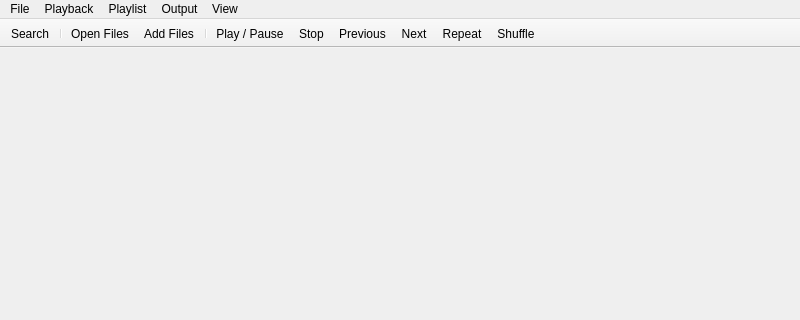
Above: src/qtui/main_window.ui from audacious-media-player/audacious-plugins before the change; both pictures show x 0 to 800 and y 0 to 320 of the 800 by 500 pixel window. Below: the same form after it.
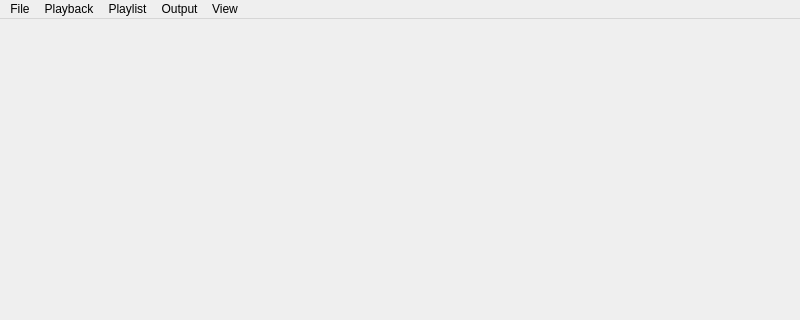
That is the form after the change. Icons and pictures are not drawn.

Commit message: qtui: move toolbar from qt designer control

The edit to the form file:
```diff
--- a/src/qtui/main_window.ui
+++ b/src/qtui/main_window.ui
@@ -29,40 +29,6 @@
     </property>
    </layout>
   </widget>
-  <widget class="QToolBar" name="toolBar">
-   <property name="contextMenuPolicy">
-    <enum>Qt::PreventContextMenu</enum>
-   </property>
-   <property name="movable">
-    <bool>false</bool>
-   </property>
-   <property name="iconSize">
-    <size>
-     <width>22</width>
-     <height>22</height>
-    </size>
-   </property>
-   <property name="toolButtonStyle">
-    <enum>Qt::ToolButtonIconOnly</enum>
-   </property>
-   <attribute name="toolBarArea">
-    <enum>TopToolBarArea</enum>
-   </attribute>
-   <attribute name="toolBarBreak">
-    <bool>false</bool>
-   </attribute>
-   <addaction name="actionSearch"/>
-   <addaction name="separator"/>
-   <addaction name="actionOpenFiles"/>
-   <addaction name="actionAddFiles"/>
-   <addaction name="separator"/>
-   <addaction name="actionPlayPause"/>
-   <addaction name="actionStop"/>
-   <addaction name="actionPrevious"/>
-   <addaction name="actionNext"/>
-   <addaction name="actionRepeat"/>
-   <addaction name="actionShuffle"/>
-  </widget>
   <widget class="QMenuBar" name="aud_menuBar">
    <property name="geometry">
     <rect>
```
The commit also changes 5 other files.
